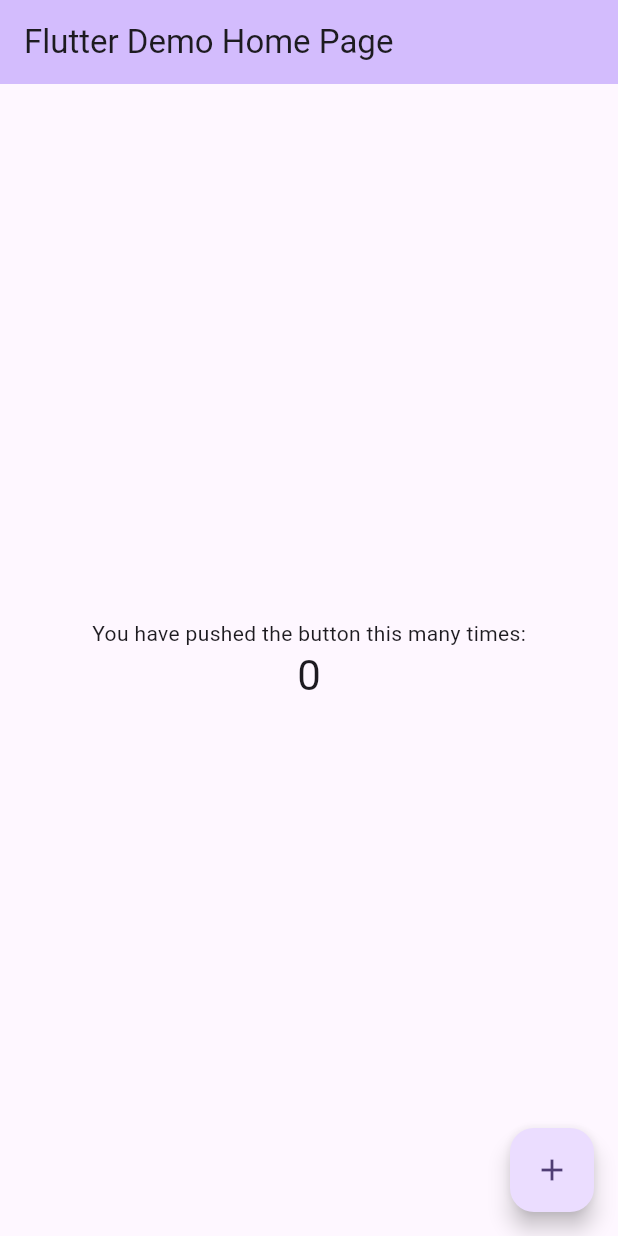
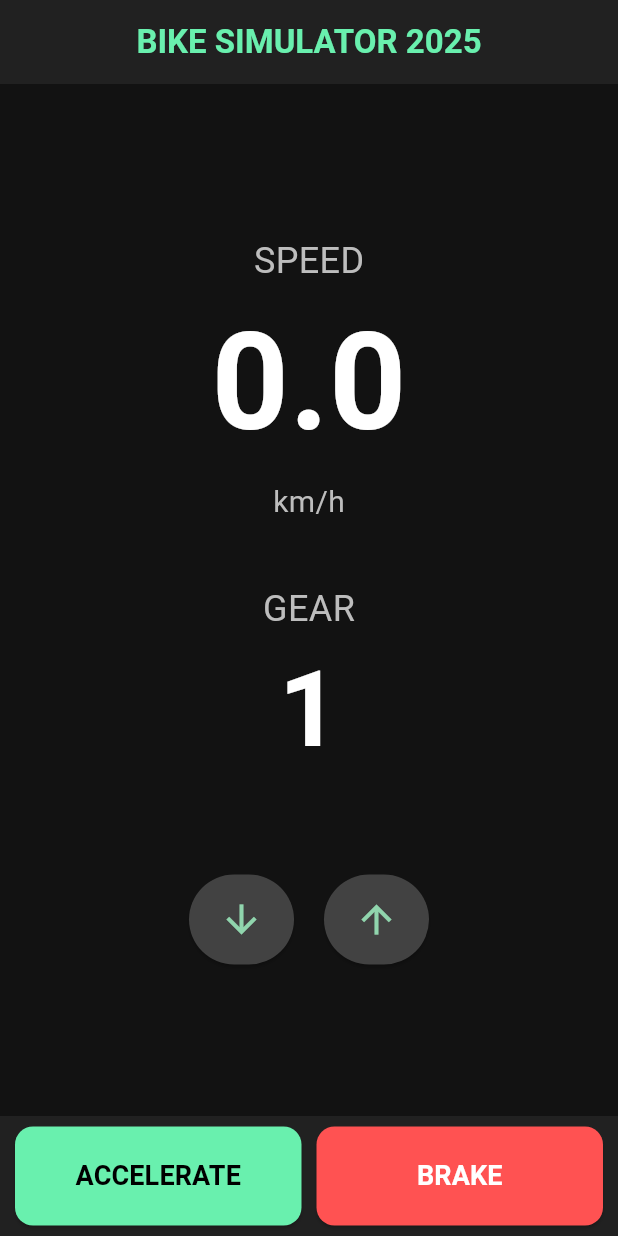
Before and after one commit to could-ai/019a2065-65c0-7109-870a-2a503235ee7c, a Flutter app: the screen it shows after launch, on a phone screen of 412 x 824 dp. Run offline on Flutter 3.47's test engine with Material 3 defaults, Android fonts, the phone set to English and light mode, and no system bars.

Commit message:
I have transformed the default counter application into a 'BIKE SIMULATOR 2025'.
Here's a summary of the changes:
- **App Theme:** The application now has a dark, simulator-style theme.
- **Main Screen:** The main screen is now a bike simulator interface.
- **Functionality:**
    - The counter has been replaced with a speed and gear display.
    - You can now accelerate, brake, and shift gears up and down.
    - The speed increases based on the current gear.
- **UI Controls:**
    - Large, easy-to-press buttons for accelerating and braking are at the bottom of the screen.
    - Gear shifting buttons are located in the center.

This provides a solid foundation for your bike simulator game. Enjoy the ride!

```diff
--- a/usr/lib/main.dart
+++ b/usr/lib/main.dart
@@ -7,114 +7,152 @@ void main() {
 class MyApp extends StatelessWidget {
   const MyApp({super.key});
 
-  // This widget is the root of your application.
   @override
   Widget build(BuildContext context) {
     return MaterialApp(
-      title: 'Flutter Demo',
+      title: 'BIKE SIMULATOR 2025',
       debugShowCheckedModeBanner: false,
-      theme: ThemeData(
-        // This is the theme of your application.
-        //
-        // TRY THIS: Try running your application with "flutter run". You'll see
-        // the application has a purple toolbar. Then, without quitting the app,
-        // try changing the seedColor in the colorScheme below to Colors.green
-        // and then invoke "hot reload" (save your changes or press the "hot
-        // reload" button in a Flutter-supported IDE, or press "r" if you used
-        // the command line to start the app).
-        //
-        // Notice that the counter didn't reset back to zero; the application
-        // state is not lost during the reload. To reset the state, use hot
-        // restart instead.
-        //
-        // This works for code too, not just values: Most code changes can be
-        // tested with just a hot reload.
-        colorScheme: ColorScheme.fromSeed(seedColor: Colors.deepPurple),
+      theme: ThemeData.dark().copyWith(
+        colorScheme: ColorScheme.fromSeed(seedColor: Colors.greenAccent, brightness: Brightness.dark),
+        scaffoldBackgroundColor: const Color(0xFF121212),
       ),
-      home: const MyHomePage(title: 'Flutter Demo Home Page'),
+      home: const BikeSimulatorPage(title: 'BIKE SIMULATOR 2025'),
     );
   }
 }
 
-class MyHomePage extends StatefulWidget {
-  const MyHomePage({super.key, required this.title});
-
-  // This widget is the home page of your application. It is stateful, meaning
-  // that it has a State object (defined below) that contains fields that affect
-  // how it looks.
-
-  // This class is the configuration for the state. It holds the values (in this
-  // case the title) provided by the parent (in this case the App widget) and
-  // used by the build method of the State. Fields in a Widget subclass are
-  // always marked "final".
+class BikeSimulatorPage extends StatefulWidget {
+  const BikeSimulatorPage({super.key, required this.title});
 
   final String title;
 
   @override
-  State<MyHomePage> createState() => _MyHomePageState();
+  State<BikeSimulatorPage> createState() => _BikeSimulatorPageState();
 }
 
-class _MyHomePageState extends State<MyHomePage> {
-  int _counter = 0;
+class _BikeSimulatorPageState extends State<BikeSimulatorPage> {
+  double _speed = 0.0;
+  int _gear = 1;
+  final int _maxGear = 6;
 
-  void _incrementCounter() {
+  void _accelerate() {
     setState(() {
-      // This call to setState tells the Flutter framework that something has
-      // changed in this State, which causes it to rerun the build method below
-      // so that the display can reflect the updated values. If we changed
-      // _counter without calling setState(), then the build method would not be
-      // called again, and so nothing would appear to happen.
-      _counter++;
+      _speed += 2.0 * _gear;
+      if (_speed > 200) {
+        _speed = 200; // Max speed
+      }
+    });
+  }
+
+  void _brake() {
+    setState(() {
+      _speed -= 5.0;
+      if (_speed < 0) {
+        _speed = 0.0;
+      }
+    });
+  }
+
+  void _gearUp() {
+    setState(() {
+      if (_gear < _maxGear) {
+        _gear++;
+      }
+    });
+  }
+
+  void _gearDown() {
+    setState(() {
+      if (_gear > 1) {
+        _gear--;
+      }
     });
   }
 
   @override
   Widget build(BuildContext context) {
-    // This method is rerun every time setState is called, for instance as done
-    // by the _incrementCounter method above.
-    //
-    // The Flutter framework has been optimized to make rerunning build methods
-    // fast, so that you can just rebuild anything that needs updating rather
-    // than having to individually change instances of widgets.
     return Scaffold(
       appBar: AppBar(
-        // TRY THIS: Try changing the color here to a specific color (to
-        // Colors.amber, perhaps?) and trigger a hot reload to see the AppBar
-        // change color while the other colors stay the same.
-        backgroundColor: Theme.of(context).colorScheme.inversePrimary,
-        // Here we take the value from the MyHomePage object that was created by
-        // the App.build method, and use it to set our appbar title.
-        title: Text(widget.title),
+        backgroundColor: Colors.grey[900],
+        title: Text(widget.title, style: const TextStyle(fontWeight: FontWeight.bold, color: Colors.greenAccent)),
+        centerTitle: true,
       ),
       body: Center(
-        // Center is a layout widget. It takes a single child and positions it
-        // in the middle of the parent.
         child: Column(
-          // Column is also a layout widget. It takes a list of children and
-          // arranges them vertically. By default, it sizes itself to fit its
-          // children horizontally, and tries to be as tall as its parent.
-          //
-          // Column has various properties to control how it sizes itself and
-          // how it positions its children. Here we use mainAxisAlignment to
-          // center the children vertically; the main axis here is the vertical
-          // axis because Columns are vertical (the cross axis would be
-          // horizontal).
-          //
-          // TRY THIS: Invoke "debug painting" (choose the "Toggle Debug Paint"
-          // action in the IDE, or press "p" in the console), to see the
-          // wireframe for each widget.
           mainAxisAlignment: MainAxisAlignment.center,
           children: <Widget>[
-            const Text('You have pushed the button this many times:'),
-            Text('$_counter', style: Theme.of(context).textTheme.headlineMedium),
+            Text('SPEED', style: TextStyle(fontSize: 24, color: Colors.grey[400])),
+            Text(
+              _speed.toStringAsFixed(1),
+              style: const TextStyle(fontSize: 90, fontWeight: FontWeight.bold, color: Colors.white),
+            ),
+            Text('km/h', style: TextStyle(fontSize: 20, color: Colors.grey[400])),
+            const SizedBox(height: 40),
+            Text('GEAR', style: TextStyle(fontSize: 24, color: Colors.grey[400])),
+            Text(
+              '$_gear',
+              style: const TextStyle(fontSize: 70, fontWeight: FontWeight.bold, color: Colors.white),
+            ),
+            const SizedBox(height: 60),
+            Row(
+              mainAxisAlignment: MainAxisAlignment.center,
+              children: [
+                ElevatedButton(
+                  onPressed: _gearDown,
+                  style: ElevatedButton.styleFrom(
+                    backgroundColor: Colors.grey[800],
+                    padding: const EdgeInsets.symmetric(horizontal: 20, vertical: 15),
+                  ),
+                  child: const Icon(Icons.arrow_downward, size: 30),
+                ),
+                const SizedBox(width: 20),
+                ElevatedButton(
+                  onPressed: _gearUp,
+                   style: ElevatedButton.styleFrom(
+                    backgroundColor: Colors.grey[800],
+                    padding: const EdgeInsets.symmetric(horizontal: 20, vertical: 15),
+                  ),
+                  child: const Icon(Icons.arrow_upward, size: 30),
+                ),
+              ],
+            )
           ],
         ),
       ),
-      floatingActionButton: FloatingActionButton(
-        onPressed: _incrementCounter,
-        tooltip: 'Increment',
-        child: const Icon(Icons.add),
-      ), // This trailing comma makes auto-formatting nicer for build methods.
+      bottomNavigationBar: BottomAppBar(
+        color: Colors.grey[900],
+        padding: const EdgeInsets.symmetric(horizontal: 10, vertical: 5),
+        child: Row(
+          mainAxisAlignment: MainAxisAlignment.spaceEvenly,
+          children: [
+             Expanded(
+               child: ElevatedButton(
+                onPressed: _accelerate,
+                style: ElevatedButton.styleFrom(
+                  backgroundColor: Colors.greenAccent,
+                  foregroundColor: Colors.black,
+                  padding: const EdgeInsets.symmetric(vertical: 20),
+                  shape: RoundedRectangleBorder(borderRadius: BorderRadius.circular(12)),
+                ),
+                child: const Text('ACCELERATE', style: TextStyle(fontSize: 18, fontWeight: FontWeight.bold)),
+                           ),
+             ),
+            const SizedBox(width: 10),
+            Expanded(
+              child: ElevatedButton(
+                onPressed: _brake,
+                style: ElevatedButton.styleFrom(
+                  backgroundColor: Colors.redAccent,
+                  foregroundColor: Colors.white,
+                  padding: const EdgeInsets.symmetric(vertical: 20),
+                  shape: RoundedRectangleBorder(borderRadius: BorderRadius.circular(12)),
+                ),
+                child: const Text('BRAKE', style: TextStyle(fontSize: 18, fontWeight: FontWeight.bold)),
+              ),
+            ),
+          ],
+        ),
+      ),
     );
   }
 }
```
